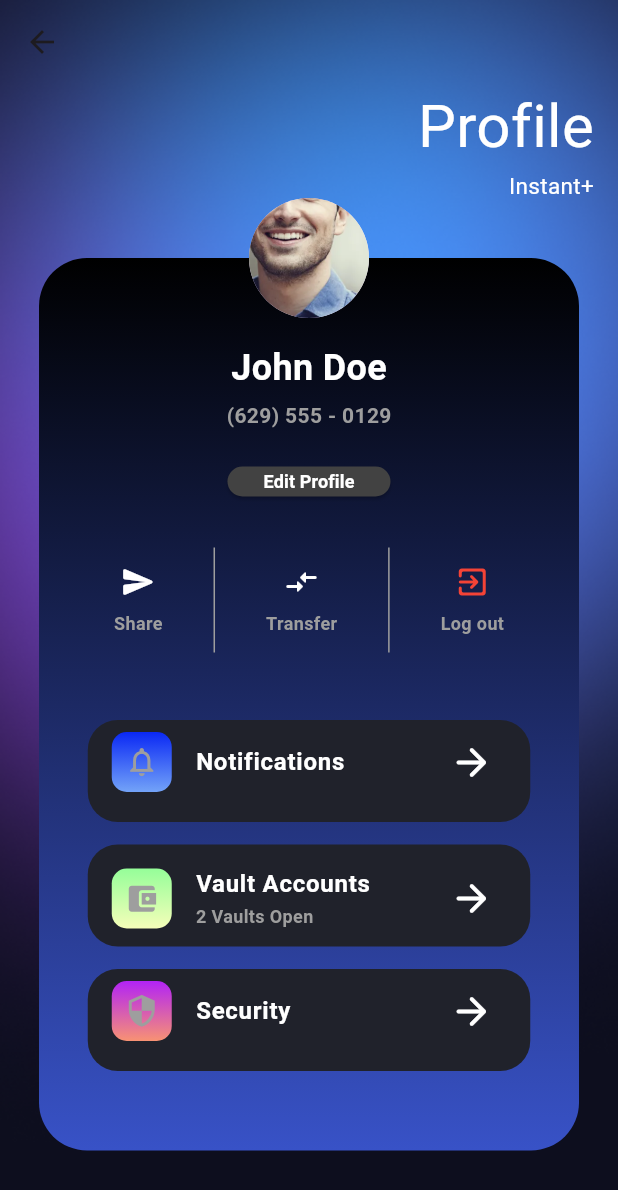
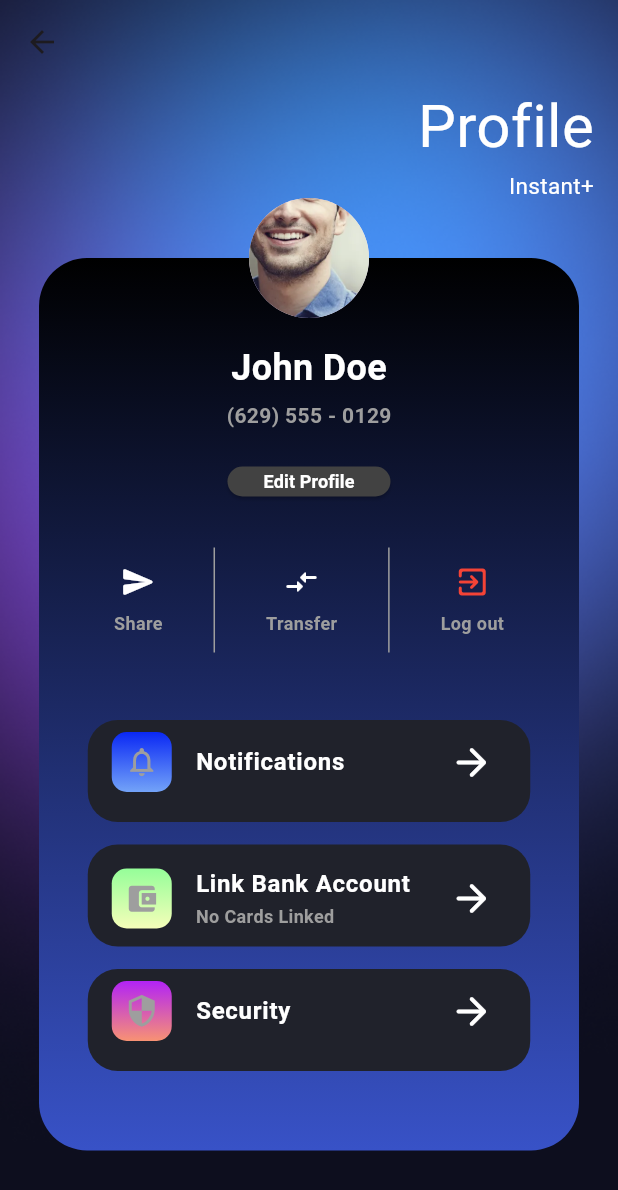
Before and after one commit to Arujan619/Instant-, a Flutter app: the ProfileMain screen opened directly, on a phone screen of 412 x 824 dp. Shown: the top 1190 px of the screen. Run offline on Flutter 3.47's test engine with Material 3 defaults, Android fonts, the phone set to English and light mode, and no system bars; our stand-ins replace firebase_auth, firebase_core, fl_chart, google_sign_in, image_picker, syncfusion_flutter_charts; missing offline and left inert: social_media_buttons; accounts and stored records are empty; Roboto replaces fonts that are missing (Poppins).

```diff
--- a/MobileProject/lib/Classes/user_info.dart
+++ b/MobileProject/lib/Classes/user_info.dart
@@ -1,4 +1,5 @@
 import 'package:flutter/material.dart';
+import 'payment_method.dart';
 
 class UserInfo {
   // Data members
@@ -7,6 +8,7 @@ class UserInfo {
   String lastName;
   String phoneNumber;
   String email;
+  List<PaymentMethod> paymentMethods;
 
   // Constructor
   UserInfo()
@@ -14,7 +16,8 @@ class UserInfo {
         firstName = 'John',
         lastName = 'Doe',
         phoneNumber = '(629) 555 - 0129',
-        email = 'john.doe@gmail.com';
+        email = 'john.doe@gmail.com',
+        paymentMethods = [];
 
   UserInfo.parameterized({
     required this.profileImage,
@@ -22,6 +25,7 @@ class UserInfo {
     required this.lastName,
     required this.phoneNumber,
     required this.email,
+    required this.paymentMethods,
   });
 
   // Setters
@@ -45,8 +49,11 @@ class UserInfo {
     this.email = email;
   }
 
+  void setPaymentMethods(List<PaymentMethod> paymentMethods) {
+    this.paymentMethods = paymentMethods;
+  }
+
   // Getters
-  // TODO: will link to 'Edit Profile' page
   Image getProfileImage() {
     return profileImage;
   }
@@ -66,4 +73,12 @@ class UserInfo {
   String getEmail() {
     return email;
   }
+
+  List<PaymentMethod> getPaymentMethods() {
+    return paymentMethods;
+  }
+
+  String getNumberOfPaymentMethods() {
+    return paymentMethods.isEmpty ? 'No' : paymentMethods.length.toString();
+  }
 }
--- a/MobileProject/lib/ProfilePage/profile-main.dart
+++ b/MobileProject/lib/ProfilePage/profile-main.dart
@@ -6,6 +6,7 @@ import 'edit-profile.dart';
 import '../LandingPage/landing-main.dart';
 import 'package:provider/provider.dart';
 import '../Classes/overall.dart';
+import 'payment-method.dart';
 
 /*
     Description:
@@ -226,7 +227,7 @@ class ProfileMain extends StatelessWidget {
                                   children: const [
                                     NotificationsTile(),
                                     SizedBox(height: 15),
-                                    VaultAccountsTile(),
+                                    PaymentMethodTile(),
                                     SizedBox(height: 15),
                                     SecurityTile(),
                                   ],
@@ -345,8 +346,8 @@ class NotificationsTile extends StatelessWidget {
   }
 }
 
-class VaultAccountsTile extends StatelessWidget {
-  const VaultAccountsTile({super.key});
+class PaymentMethodTile extends StatelessWidget {
+  const PaymentMethodTile({super.key});
 
   @override
   Widget build(BuildContext context) {
@@ -380,7 +381,7 @@ class VaultAccountsTile extends StatelessWidget {
         ),
         // Title
         title: const Text(
-          'Vault Accounts',
+          'Link Bank Account',
           style: TextStyle(
             color: Colors.white,
             fontSize: 16,
@@ -388,13 +389,19 @@ class VaultAccountsTile extends StatelessWidget {
           ),
         ),
         // Subtitle
-        subtitle: const Text(
-          '2 Vaults Open',
-          style: TextStyle(
-            color: Colors.grey,
-            fontSize: 12,
-            fontWeight: FontWeight.w600,
-          ),
+        subtitle: Consumer<Overall>(
+          builder: (context, overall, child) {
+            final userInfo = overall.getUserInfo();
+            final numberOfCards = userInfo.getNumberOfPaymentMethods();
+            return Text(
+              '$numberOfCards Cards Linked',
+              style: const TextStyle(
+                color: Colors.grey,
+                fontSize: 12,
+                fontWeight: FontWeight.w600,
+              ),
+            );
+          },
         ),
         // Arrow
         trailing: const Icon(
@@ -402,7 +409,13 @@ class VaultAccountsTile extends StatelessWidget {
           size: 30,
           color: Colors.white,
         ),
-        onTap: () {},
+        // Inside PaymentMethodTile class in profile-main.dart
+        onTap: () {
+          Navigator.push(
+            context,
+            MaterialPageRoute(builder: (context) => PaymentMethodPage()),
+          );
+        },
       ),
     );
   }
```
Also changed, not shown: MobileProject/lib/Classes/payment_method.dart (added, +56 -0 lines), MobileProject/lib/ProfilePage/payment-method.dart (added, +120 -0 lines).
